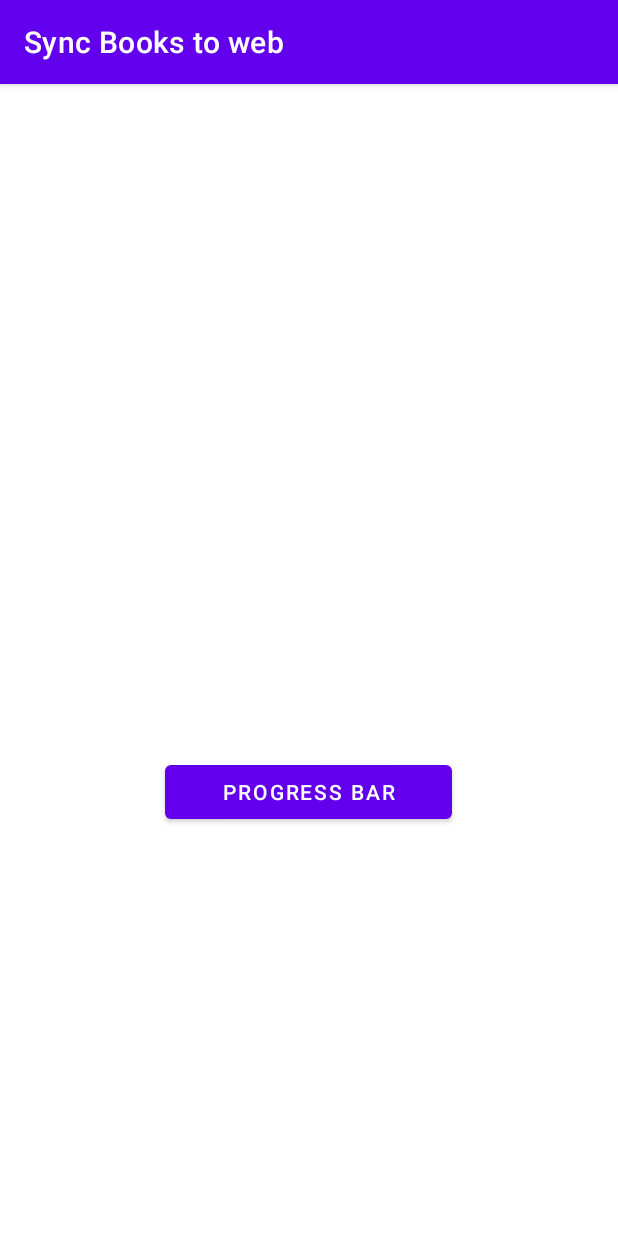
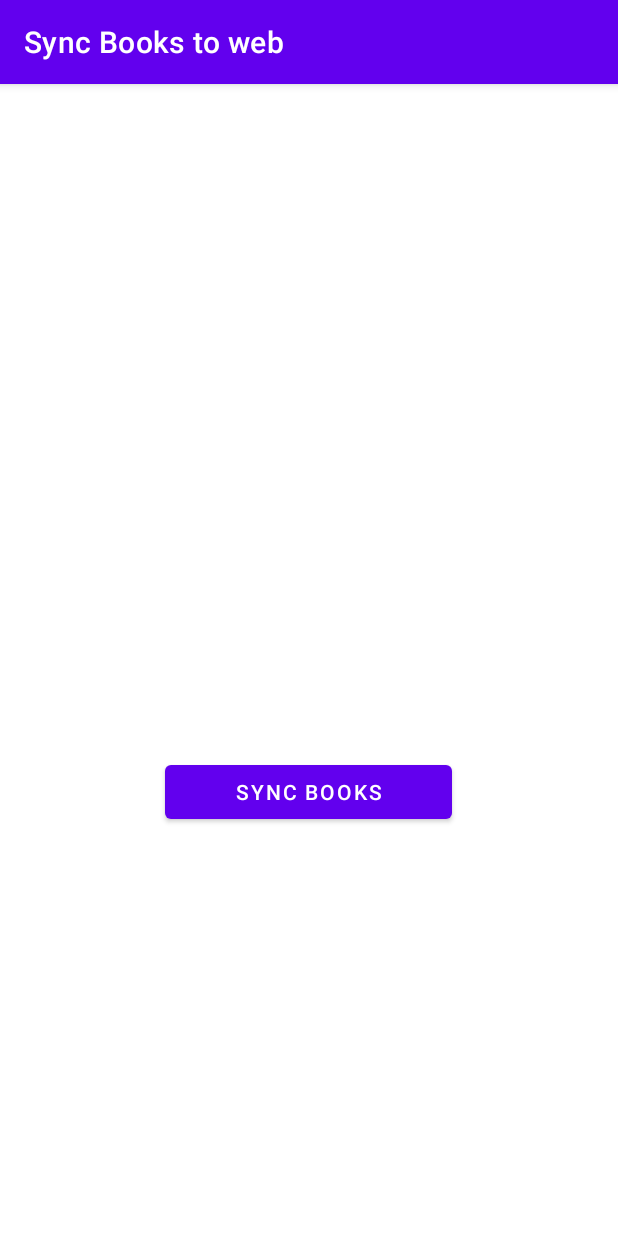
Before and after one commit to homoludens/MyLibrary, an Android app: the SyncActivity screen opened directly, with no data from a screen before it, on a phone screen of 412 x 824 dp. Run offline under Robolectric (Android 15) with nearby library versions, the phone set to English and light mode, and no system bars; our stand-ins replace Picasso; pictures from the network do not load.

```diff
--- a/app/src/main/res/layout/activity_sync.xml
+++ b/app/src/main/res/layout/activity_sync.xml
@@ -57,7 +57,7 @@
             android:layout_below="@+id/text_view"
             android:layout_marginLeft="70dp"
             android:layout_marginTop="20dp"
-            android:text="Progress Bar"
+            android:text="Sync Books"
             android:layout_centerHorizontal="true"
             android:layout_marginStart="70dp" />
 
```
